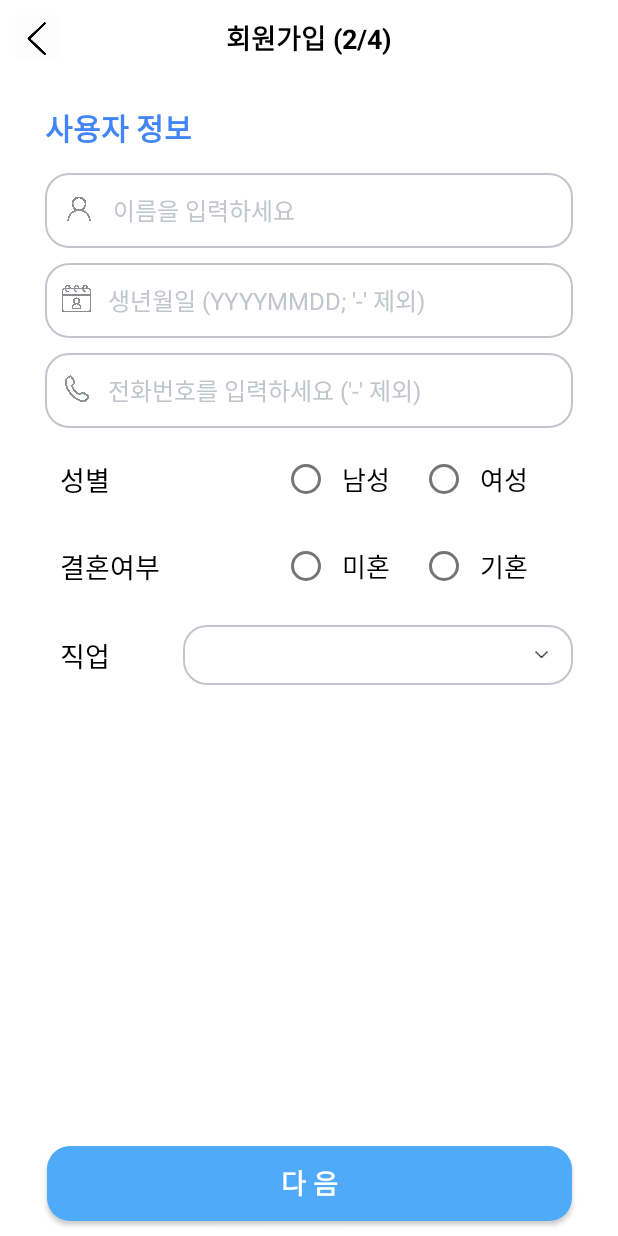
After one commit to East-kang/Front_Android, an Android app: the SignUpActivity2 screen opened directly, with no data from a screen before it, on a phone screen of 412 x 824 dp. The commit adds this screen. Run offline under Robolectric (Android 15) with nearby library versions, the phone set to English and light mode, and no system bars.

Commit message:
Created SignUpActivity2.kt and sign_up_view2.xml

```diff
--- a/app/src/main/AndroidManifest.xml
+++ b/app/src/main/AndroidManifest.xml
@@ -8,6 +8,9 @@
         android:roundIcon="@mipmap/ic_launcher_round"
         android:supportsRtl="true"
         android:theme="@style/Theme.LLM_Project_Android">
+        <activity
+            android:name=".SignUpActivity2"
+            android:exported="false" />
         <activity
             android:name=".SignUpActivity1"
             android:exported="false" />
--- /dev/null
+++ b/app/src/main/java/com/example/llm_project_android/SignUpActivity2.kt
@@ -0,0 +1,20 @@
+package com.example.llm_project_android
+
+import android.os.Bundle
+import androidx.activity.enableEdgeToEdge
+import androidx.appcompat.app.AppCompatActivity
+import androidx.core.view.ViewCompat
+import androidx.core.view.WindowInsetsCompat
+
+class SignUpActivity2 : AppCompatActivity() {
+    override fun onCreate(savedInstanceState: Bundle?) {
+        super.onCreate(savedInstanceState)
+        enableEdgeToEdge()
+        setContentView(R.layout.sign_up_view2)
+        ViewCompat.setOnApplyWindowInsetsListener(findViewById(R.id.main)) { v, insets ->
+            val systemBars = insets.getInsets(WindowInsetsCompat.Type.systemBars())
+            v.setPadding(systemBars.left, systemBars.top, systemBars.right, systemBars.bottom)
+            insets
+        }
+    }
+}
--- a/app/src/main/res/layout/sign_up_view_second.xml
+++ b/app/src/main/res/layout/sign_up_view2.xml
@@ -2,9 +2,10 @@
 <androidx.constraintlayout.widget.ConstraintLayout xmlns:android="http://schemas.android.com/apk/res/android"
     xmlns:app="http://schemas.android.com/apk/res-auto"
     xmlns:tools="http://schemas.android.com/tools"
+    android:id="@+id/main"
     android:layout_width="match_parent"
     android:layout_height="match_parent"
-    tools:context=".MainActivity" >
+    tools:context=".SignUpActivity2">
 
     <androidx.constraintlayout.widget.ConstraintLayout
         android:id="@+id/title"
@@ -264,4 +265,5 @@
         app:layout_constraintBottom_toBottomOf="parent"
         app:layout_constraintEnd_toEndOf="parent"
         app:layout_constraintStart_toStartOf="parent"/>
+
 </androidx.constraintlayout.widget.ConstraintLayout>
```
